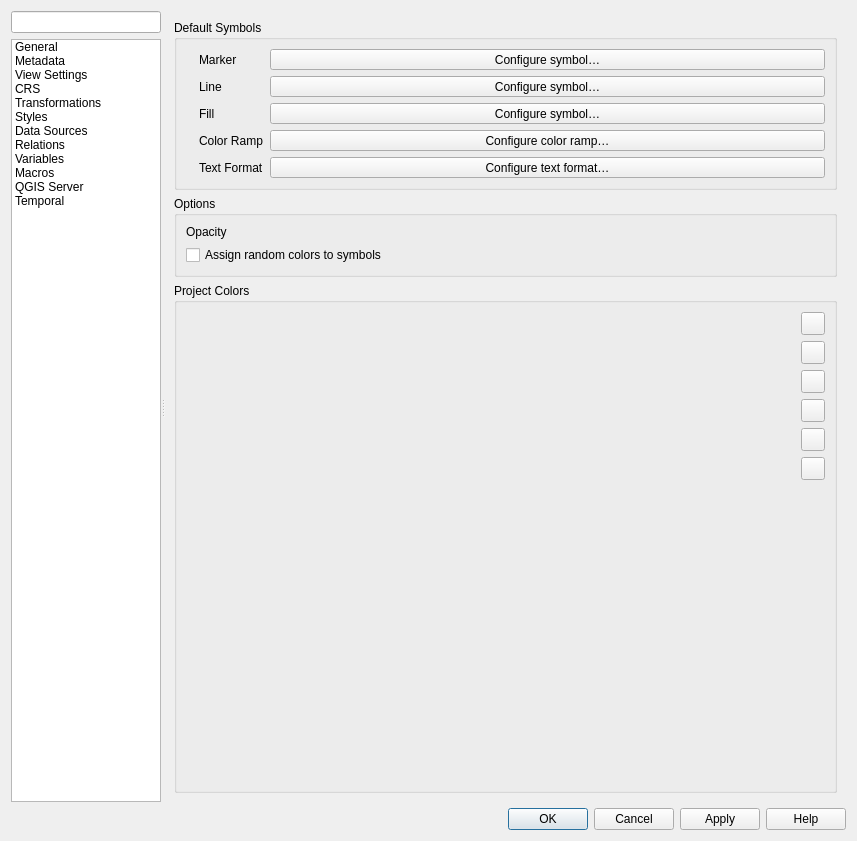
Old version of the form src/ui/qgsprojectpropertiesbase.ui in the repository carsmie/QGIS.
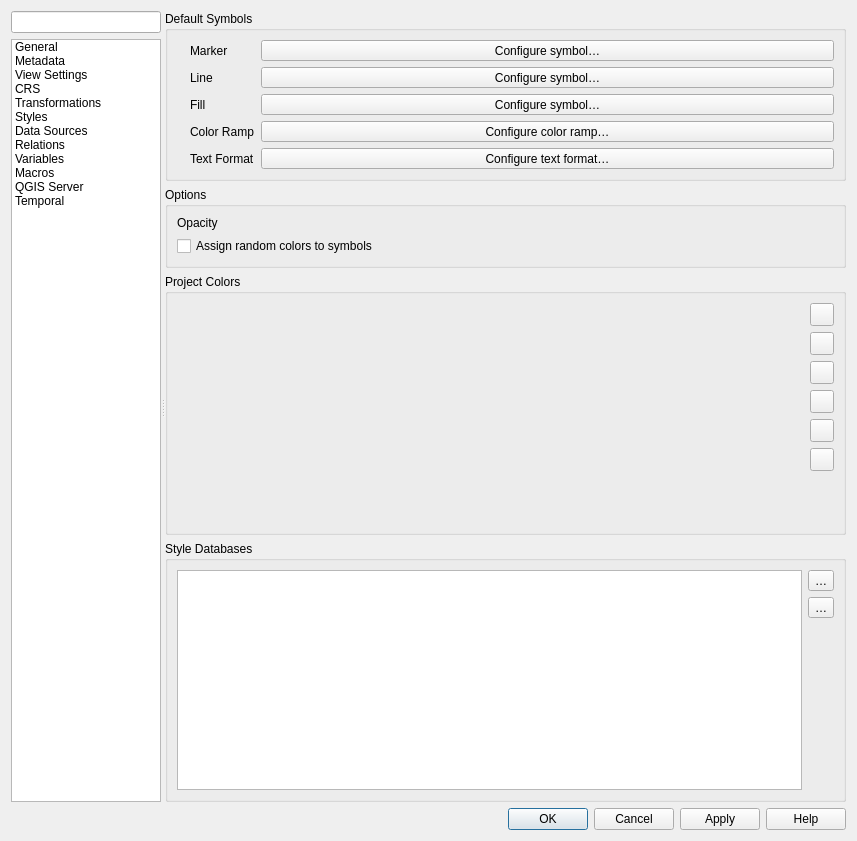
New version of the form. The open tabs and pages were chosen to show the change. Icons and pictures are not drawn. Custom widgets are drawn as their Qt base class.

Commit message: Add setting in project properties to configure linked style databases for project

```diff
--- a/src/ui/qgsprojectpropertiesbase.ui
+++ b/src/ui/qgsprojectpropertiesbase.ui
@@ -1108,7 +1108,19 @@
                 <height>563</height>
                </rect>
               </property>
-              <layout class="QVBoxLayout" name="verticalLayout_12">
+              <layout class="QVBoxLayout" name="verticalLayout_12" stretch="0,0,1,1">
+               <property name="leftMargin">
+                <number>0</number>
+               </property>
+               <property name="topMargin">
+                <number>0</number>
+               </property>
+               <property name="rightMargin">
+                <number>0</number>
+               </property>
+               <property name="bottomMargin">
+                <number>0</number>
+               </property>
                <item>
                 <widget class="QgsCollapsibleGroupBox" name="groupBox">
                  <property name="title">
@@ -1480,6 +1492,78 @@
                  </layout>
                 </widget>
                </item>
+               <item>
+                <widget class="QgsCollapsibleGroupBox" name="mGroupBoxStyleDatabases">
+                 <property name="sizePolicy">
+                  <sizepolicy hsizetype="Preferred" vsizetype="Expanding">
+                   <horstretch>0</horstretch>
+                   <verstretch>3</verstretch>
+                  </sizepolicy>
+                 </property>
+                 <property name="title">
+                  <string>Style Databases</string>
+                 </property>
+                 <property name="checkable">
+                  <bool>false</bool>
+                 </property>
+                 <property name="checked">
+                  <bool>false</bool>
+                 </property>
+                 <property name="syncGroup" stdset="0">
+                  <string notr="true">projgeneral</string>
+                 </property>
+                 <layout class="QGridLayout" name="gridLayout_20">
+                  <item row="0" column="0">
+                   <widget class="QListWidget" name="mListStyleDatabases"/>
+                  </item>
+                  <item row="0" column="1">
+                   <layout class="QVBoxLayout" name="verticalLayout_27">
+                    <item>
+                     <widget class="QToolButton" name="mButtonAddStyleDatabase">
+                      <property name="toolTip">
+                       <string>Add predefined scale</string>
+                      </property>
+                      <property name="text">
+                       <string>…</string>
+                      </property>
+                      <property name="icon">
+                       <iconset resource="../../images/images.qrc">
+                        <normaloff>:/images/themes/default/symbologyAdd.svg</normaloff>:/images/themes/default/symbologyAdd.svg</iconset>
+                      </property>
+                     </widget>
+                    </item>
+                    <item>
+                     <widget class="QToolButton" name="mButtonRemoveStyleDatabase">
+                      <property name="toolTip">
+                       <string>Remove selected scale</string>
+                      </property>
+                      <property name="text">
+                       <string>…</string>
+                      </property>
+                      <property name="icon">
+                       <iconset resource="../../images/images.qrc">
+                        <normaloff>:/images/themes/default/symbologyRemove.svg</normaloff>:/images/themes/default/symbologyRemove.svg</iconset>
+                      </property>
+                     </widget>
+                    </item>
+                    <item>
+                     <spacer name="verticalSpacer_7">
+                      <property name="orientation">
+                       <enum>Qt::Vertical</enum>
+                      </property>
+                      <property name="sizeHint" stdset="0">
+                       <size>
+                        <width>20</width>
+                        <height>40</height>
+                       </size>
+                      </property>
+                     </spacer>
+                    </item>
+                   </layout>
+                  </item>
+                 </layout>
+                </widget>
+               </item>
               </layout>
              </widget>
             </widget>
```
Left out of the diff: 125 changed lines with no effect on the pictures. The commit also changes 5 other files.
